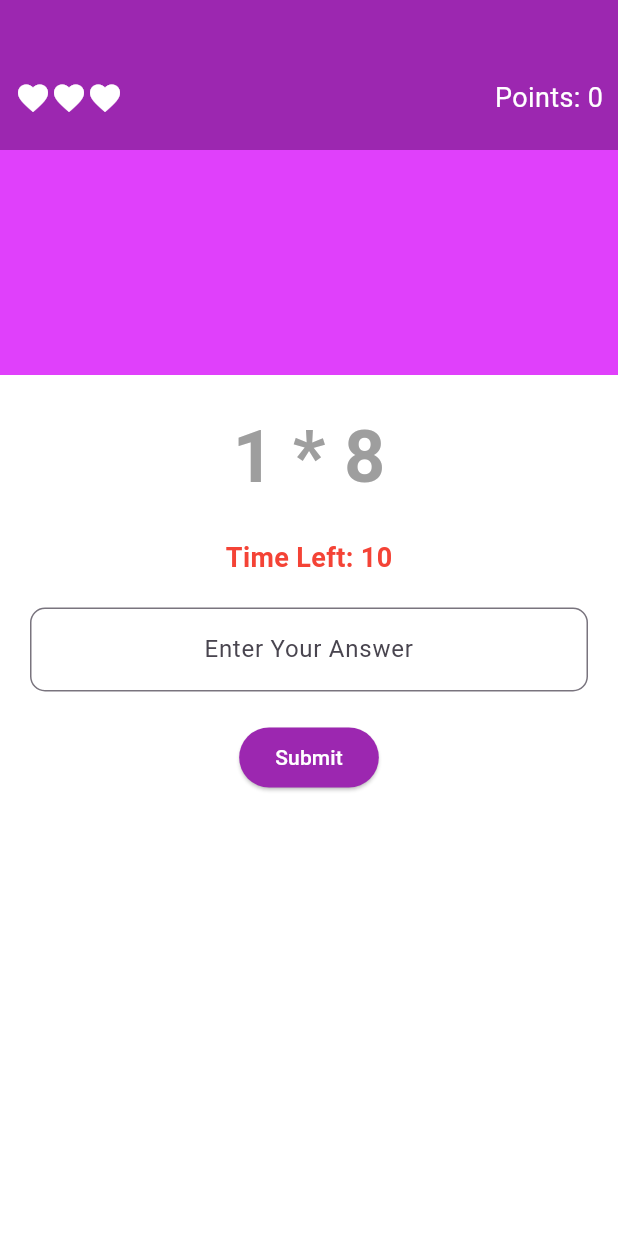
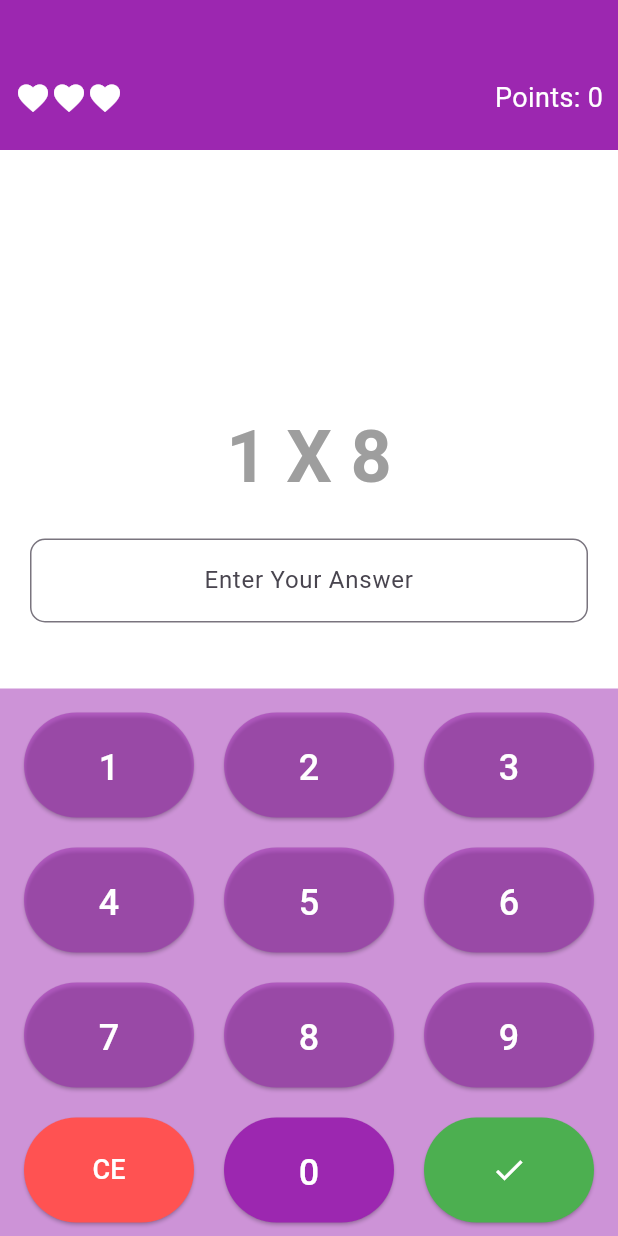
Before and after one commit to bhagu777/calculation, a Flutter app: the first screen one second after launch, on a phone screen of 412 x 824 dp. Run offline on Flutter 3.47's test engine with Material 3 defaults, Android fonts, the phone set to English and light mode, and no system bars; our stand-ins replace get.

Commit message:
Commited by bhargav (29/12/2024 05:23 PM)

```diff
--- a/lib/app/modules/home/views/home_view.dart
+++ b/lib/app/modules/home/views/home_view.dart
@@ -15,7 +15,8 @@ class HomeView extends GetView<HomeController> {
         builder: (context) {
           return Scaffold(
             backgroundColor: Colors.white,
-            body: Column(
+            body: SingleChildScrollView(
+              child: Column(
                 mainAxisAlignment: MainAxisAlignment.start,
                 children: [
                   Container(
@@ -41,7 +42,7 @@ class HomeView extends GetView<HomeController> {
                                 ),
                               ),
                               Text(
-                              'Points: ${controller.totalPoints}',
+                                'Points: ${controller.totalPoints.value}',
                                 style: const TextStyle(
                                   fontSize: 18,
                                   color: Colors.white,
@@ -53,10 +54,10 @@ class HomeView extends GetView<HomeController> {
                       ],
                     ),
                   ),
-                Container(
-                  height: 150,
-                  color:
-                      Colors.purpleAccent.withOpacity(controller.timeLeft / 10),
+                  AnimatedContainer(
+                    duration: Duration(seconds: 1),
+                    height: controller.getContainerHeight(),
+                    color: controller.getColorBasedOnTime(),
                   ),
                   const SizedBox(height: 20),
                   Text(
@@ -68,20 +69,14 @@ class HomeView extends GetView<HomeController> {
                     ),
                   ),
                   const SizedBox(height: 20),
-                Text(
-                  'Time Left: ${controller.timeLeft}',
-                  style: const TextStyle(
-                      fontSize: 18,
-                      color: Colors.red,
-                      fontWeight: FontWeight.w600),
-                ),
-                const SizedBox(height: 20),
                   Padding(
                     padding: const EdgeInsets.symmetric(horizontal: 20),
                     child: TextField(
                       textAlign: TextAlign.center,
                       keyboardType: TextInputType.number,
-                    controller: controller.correctAmount,
+                      readOnly: true,
+                      controller: TextEditingController(
+                          text: controller.displayValue.value),
                       textInputAction: TextInputAction.done,
                       decoration: InputDecoration(
                         hintText: 'Enter Your Answer',
@@ -101,17 +96,105 @@ class HomeView extends GetView<HomeController> {
                   const SizedBox(
                     height: 20,
                   ),
-                ElevatedButton(
-                  onPressed: controller.checkAnswerRightOrWrong,
+                  SizedBox(
+                    height: 24,
+                  ),
+                  Align(
+                    alignment: Alignment.bottomCenter ,
+                    child: Container(
+                      color: Colors.purple.withOpacity(0.5),
+                      padding: EdgeInsets.all(16),
+                      child: GridView.builder(
+                        shrinkWrap: true,
+                        gridDelegate:
+                            const SliverGridDelegateWithFixedCrossAxisCount(
+                          crossAxisCount: 3,
+                          crossAxisSpacing: 20,
+                          mainAxisExtent: 70,
+                          mainAxisSpacing: 20,
+                        ),
+                        padding: EdgeInsets.zero,
+                        itemCount: 12,
+                        itemBuilder: (context, index) {
+                          if (index == 9) {
+                            return SizedBox(
+                              width: 50,
+                              height: 50,
+                              child: ElevatedButton(
+                                onPressed: () => controller.onClear(),
                                 style: ElevatedButton.styleFrom(
+                                  padding: EdgeInsets.all(20),
+                                  backgroundColor: Colors.redAccent,
+                                ),
+                                child: const Text(
+                                  "CE",
+                                  style: TextStyle(
+                                      fontSize: 18, color: Colors.white),
+                                ),
+                              ),
+                            );
+                          } else if (index == 10) {
+                            // "0" button
+                            return SizedBox(
+                              width: 50,
+                              height: 50,
+                              child: ElevatedButton(
+                                onPressed: () => controller.onKeyPressed("0"),
+                                style: ElevatedButton.styleFrom(
+                                  padding: EdgeInsets.all(20),
                                   backgroundColor: Colors.purple,
                                 ),
                                 child: const Text(
-                    'Submit',
-                    style: TextStyle(color: Colors.white),
+                                  "0",
+                                  style: TextStyle(
+                                      fontSize: 24, color: Colors.white),
+                                ),
+                              ),
+                            );
+                          } else if (index == 11) {
+                            // Submit button
+                            return SizedBox(
+                              width: 50,
+                              height: 50,
+                              child: ElevatedButton(
+                                onPressed: () {
+                                  controller.onSubmit();
+                                  controller.update();
+                                },
+                                style: ElevatedButton.styleFrom(
+                                  padding: EdgeInsets.all(20),
+                                  backgroundColor: Colors.green,
+                                ),
+                                child: const Icon(Icons.check,
+                                    size: 24, color: Colors.white),
+                              ),
+                            );
+                          } else {
+                            // Numbers 1-9
+                            return SizedBox(
+                              width: 50,
+                              height: 50,
+                              child: ElevatedButton(
+                                onPressed: () => controller
+                                    .onKeyPressed((index + 1).toString()),
+                                style: ElevatedButton.styleFrom(
+                                  padding: EdgeInsets.all(20),
+                                  backgroundColor: Colors.purple.withOpacity(0.5),
+                                ),
+                                child: Text(
+                                  (index + 1).toString(),
+                                  style: TextStyle(
+                                      fontSize: 24, color: Colors.white),
+                                ),
+                              ),
+                            );
+                          }
+                        },
+                      ),
                     ),
                   ),
                 ],
+              ),
             ),
           );
         });
```
Also changed, not shown: lib/app/modules/home/controllers/home_controller.dart (+122 -8 lines). Lines whose indentation alone changed are shown as unchanged.
